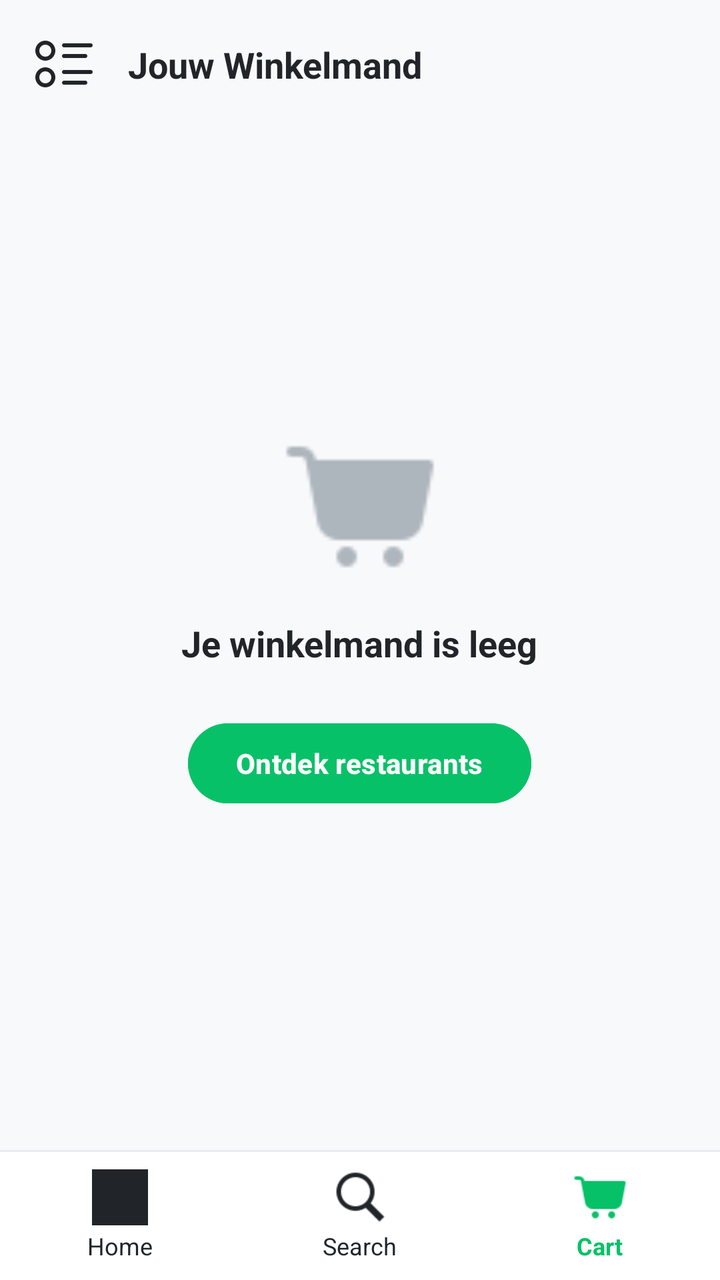
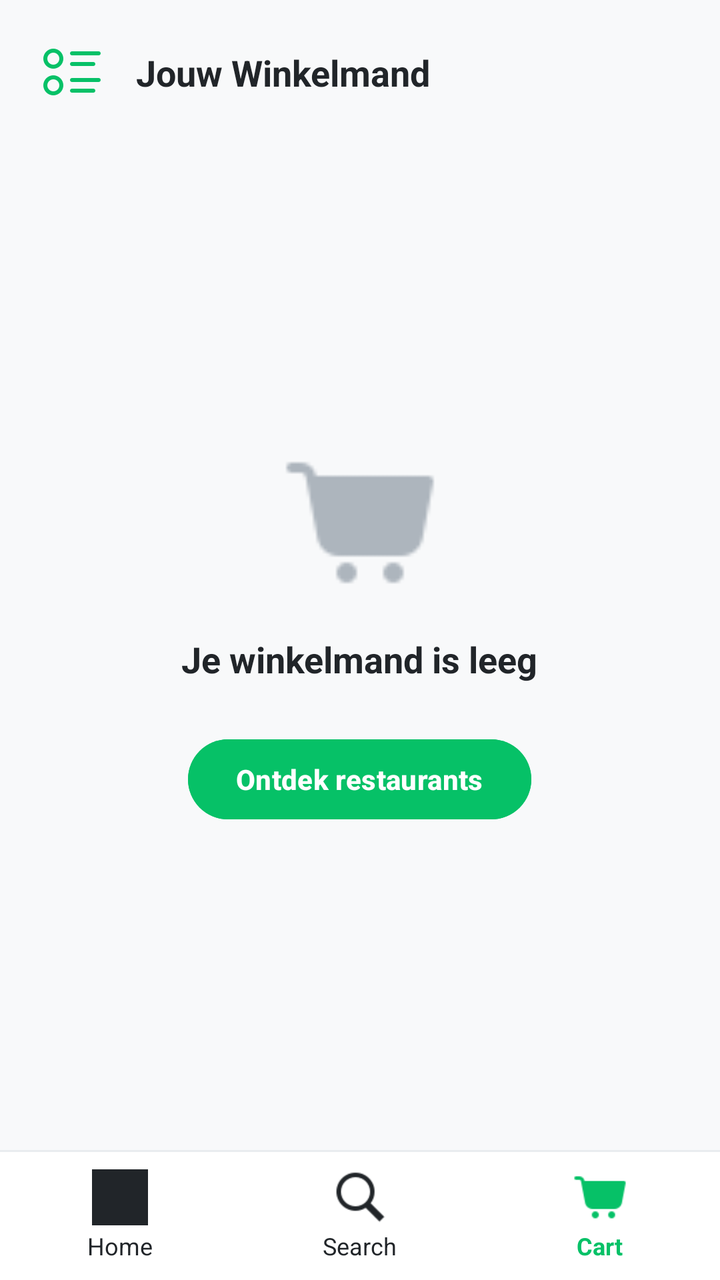

Before-and-after screenshots of an Android layout around one commit, followed by the original layout XML and the change that was made.
<!-- AndroidManifest.xml: application theme Theme.AndriodprojectBoberEats -->
<!-- res/layout/activity_main3.xml -->
<?xml version="1.0" encoding="utf-8"?>
<androidx.constraintlayout.widget.ConstraintLayout xmlns:android="http://schemas.android.com/apk/res/android"
    xmlns:app="http://schemas.android.com/apk/res-auto"
    xmlns:tools="http://schemas.android.com/tools"
    android:id="@+id/main"
    android:layout_width="match_parent"
    android:layout_height="match_parent"
    android:background="#F8F9FA"
    tools:context=".MainActivity3">

    <ImageView
        android:id="@+id/btnBackCart"
        android:layout_width="32dp"
        android:layout_height="32dp"
        android:layout_marginStart="16dp"
        android:layout_marginTop="16dp"
        android:contentDescription="Terug"
        app:layout_constraintStart_toStartOf="parent"
        app:layout_constraintTop_toTopOf="parent"
        app:srcCompat="@drawable/icons8_menu_96"
        app:tint="#212529" />

    <TextView
        android:id="@+id/tvCartTitle"
        android:layout_width="wrap_content"
        android:layout_height="wrap_content"
        android:layout_marginStart="16dp"
        android:text="Jouw Winkelmand"
        android:textColor="#212529"
        android:textSize="18sp"
        android:textStyle="bold"
        app:layout_constraintBottom_toBottomOf="@+id/btnBackCart"
        app:layout_constraintStart_toEndOf="@+id/btnBackCart"
        app:layout_constraintTop_toTopOf="@+id/btnBackCart" />

    
    <LinearLayout
        android:id="@+id/layoutEmptyCart"
        android:layout_width="0dp"
        android:layout_height="0dp"
        android:gravity="center"
        android:orientation="vertical"
        android:padding="32dp"
        android:visibility="visible"
        app:layout_constraintBottom_toTopOf="@+id/bottomNavDivider3"
        app:layout_constraintEnd_toEndOf="parent"
        app:layout_constraintStart_toStartOf="parent"
        app:layout_constraintTop_toBottomOf="@+id/tvCartTitle">

        <ImageView
            android:layout_width="80dp"
            android:layout_height="80dp"
            android:contentDescription="Lege winkelmand icoon"
            app:srcCompat="@drawable/icons8_cart_48"
            app:tint="#ADB5BD" />

        <TextView
            android:layout_width="wrap_content"
            android:layout_height="wrap_content"
            android:layout_marginTop="16dp"
            android:text="Je winkelmand is leeg"
            android:textColor="#212529"
            android:textSize="18sp"
            android:textStyle="bold" />

        <Button
            android:id="@+id/btnStartShopping"
            android:layout_width="wrap_content"
            android:layout_height="48dp"
            android:layout_marginTop="24dp"
            android:backgroundTint="#06C167"
            android:minHeight="48dp"
            android:text="Ontdek restaurants"
            android:textColor="#FFFFFF"
            android:textStyle="bold" />
    </LinearLayout>

    
    <LinearLayout
        android:id="@+id/layoutFilledCart"
        android:layout_width="0dp"
        android:layout_height="0dp"
        android:orientation="vertical"
        android:padding="16dp"
        android:visibility="gone"
        app:layout_constraintBottom_toTopOf="@+id/bottomNavDivider3"
        app:layout_constraintEnd_toEndOf="parent"
        app:layout_constraintStart_toStartOf="parent"
        app:layout_constraintTop_toBottomOf="@+id/tvCartTitle">

        <ScrollView
            android:layout_width="match_parent"
            android:layout_height="0dp"
            android:layout_weight="1">

            <LinearLayout
                android:id="@+id/cartItemsContainer"
                android:layout_width="match_parent"
                android:layout_height="wrap_content"
                android:orientation="vertical" />
        </ScrollView>

        <TextView
            android:id="@+id/tvTotalPrice"
            android:layout_width="match_parent"
            android:layout_height="wrap_content"
            android:layout_marginTop="16dp"
            android:text="Totaal: €0,00"
            android:textColor="#212529"
            android:textSize="18sp"
            android:textStyle="bold" />

        <Button
            android:id="@+id/btnCheckout"
            android:layout_width="match_parent"
            android:layout_height="48dp"
            android:layout_marginTop="12dp"
            android:backgroundTint="#06C167"
            android:minHeight="48dp"
            android:text="Bestellen"
            android:textColor="#FFFFFF"
            android:textStyle="bold" />

        <Button
            android:id="@+id/btnDeleteOrder"
            android:layout_width="match_parent"
            android:layout_height="48dp"
            android:layout_marginTop="8dp"
            android:backgroundTint="#DC3545"
            android:minHeight="48dp"
            android:text="Verwijder bestelling"
            android:textColor="#FFFFFF"
            android:textStyle="bold" />
    </LinearLayout>

    
    <View
        android:id="@+id/bottomNavBg3"
        android:layout_width="0dp"
        android:layout_height="64dp"
        android:background="#FFFFFF"
        app:layout_constraintBottom_toBottomOf="parent"
        app:layout_constraintEnd_toEndOf="parent"
        app:layout_constraintStart_toStartOf="parent" />

    <View
        android:id="@+id/bottomNavDivider3"
        android:layout_width="0dp"
        android:layout_height="1dp"
        android:background="#E9ECEF"
        app:layout_constraintBottom_toTopOf="@+id/bottomNavBg3"
        app:layout_constraintEnd_toEndOf="parent"
        app:layout_constraintStart_toStartOf="parent" />

    <LinearLayout
        android:id="@+id/btnNavHome3"
        android:layout_width="0dp"
        android:layout_height="0dp"
        android:gravity="center"
        android:orientation="vertical"
        app:layout_constraintBottom_toBottomOf="@+id/bottomNavBg3"
        app:layout_constraintEnd_toStartOf="@+id/btnNavSearch3"
        app:layout_constraintHorizontal_bias="0.5"
        app:layout_constraintStart_toStartOf="parent"
        app:layout_constraintTop_toTopOf="@+id/bottomNavBg3">

        <ImageView
            android:layout_width="28dp"
            android:layout_height="28dp"
            android:contentDescription="Home"
            app:srcCompat="@drawable/schermafbeelding_2026_09_29_114113"
            app:tint="#212529" />

        <TextView
            android:layout_width="wrap_content"
            android:layout_height="wrap_content"
            android:layout_marginTop="2dp"
            android:text="Home"
            android:textColor="#212529"
            android:textSize="12sp" />
    </LinearLayout>

    <LinearLayout
        android:id="@+id/btnNavSearch3"
        android:layout_width="0dp"
        android:layout_height="0dp"
        android:gravity="center"
        android:orientation="vertical"
        app:layout_constraintBottom_toBottomOf="@+id/bottomNavBg3"
        app:layout_constraintEnd_toStartOf="@+id/btnNavCart3"
        app:layout_constraintHorizontal_bias="0.5"
        app:layout_constraintStart_toEndOf="@+id/btnNavHome3"
        app:layout_constraintTop_toTopOf="@+id/bottomNavBg3">

        <ImageView
            android:layout_width="28dp"
            android:layout_height="28dp"
            android:contentDescription="Search"
            app:srcCompat="@drawable/icons8_search_50"
            app:tint="#212529" />

        <TextView
            android:layout_width="wrap_content"
            android:layout_height="wrap_content"
            android:layout_marginTop="2dp"
            android:text="Search"
            android:textColor="#212529"
            android:textSize="12sp" />
    </LinearLayout>

    <LinearLayout
        android:id="@+id/btnNavCart3"
        android:layout_width="0dp"
        android:layout_height="0dp"
        android:gravity="center"
        android:orientation="vertical"
        app:layout_constraintBottom_toBottomOf="@+id/bottomNavBg3"
        app:layout_constraintEnd_toEndOf="parent"
        app:layout_constraintHorizontal_bias="0.5"
        app:layout_constraintStart_toEndOf="@+id/btnNavSearch3"
        app:layout_constraintTop_toTopOf="@+id/bottomNavBg3">

        <ImageView
            android:layout_width="28dp"
            android:layout_height="28dp"
            android:contentDescription="Cart actief"
            app:srcCompat="@drawable/icons8_cart_48"
            app:tint="#06C167" />

        <TextView
            android:layout_width="wrap_content"
            android:layout_height="wrap_content"
            android:layout_marginTop="2dp"
            android:text="Cart"
            android:textColor="#06C167"
            android:textSize="12sp"
            android:textStyle="bold" />
    </LinearLayout>

</androidx.constraintlayout.widget.ConstraintLayout>
<!-- resources referenced by this layout -->
<resources>
  <!-- drawable icons8_cart_48: png bitmap (drawable, 568 bytes) -->
  <!-- drawable icons8_menu_96: png bitmap (drawable, 1027 bytes) -->
  <!-- drawable icons8_search_50: png bitmap (drawable, 949 bytes) -->
  <!-- drawable schermafbeelding_2026_09_29_114113: png bitmap (drawable, 20989 bytes) -->
  <style name="Theme.AndriodprojectBoberEats" parent="Base.Theme.AndriodprojectBoberEats" />
  <style name="Base.Theme.AndriodprojectBoberEats" parent="Theme.Material3.DayNight.NoActionBar">
          
          
      </style>
</resources>

<!-- the commit's change to res/layout/activity_main3.xml (unified diff, before → after) -->
@@ -10,21 +10,24 @@
 
     <ImageView
         android:id="@+id/btnBackCart"
-        android:layout_width="32dp"
-        android:layout_height="32dp"
-        android:layout_marginStart="16dp"
-        android:layout_marginTop="16dp"
-        android:contentDescription="Terug"
+        android:layout_width="48dp"
+        android:layout_height="48dp"
+        android:padding="8dp"
+        android:layout_marginStart="12dp"
+        android:layout_marginTop="12dp"
+        android:clickable="true"
+        android:focusable="true"
+        android:contentDescription="Menu"
         app:layout_constraintStart_toStartOf="parent"
         app:layout_constraintTop_toTopOf="parent"
         app:srcCompat="@drawable/icons8_menu_96"
-        app:tint="#212529" />
+        app:tint="#06C167" />
 
     <TextView
         android:id="@+id/tvCartTitle"
         android:layout_width="wrap_content"
         android:layout_height="wrap_content"
-        android:layout_marginStart="16dp"
+        android:layout_marginStart="8dp"
         android:text="Jouw Winkelmand"
         android:textColor="#212529"
         android:textSize="18sp"
@@ -45,7 +48,7 @@
         app:layout_constraintBottom_toTopOf="@+id/bottomNavDivider3"
         app:layout_constraintEnd_toEndOf="parent"
         app:layout_constraintStart_toStartOf="parent"
-        app:layout_constraintTop_toBottomOf="@+id/tvCartTitle">
+        app:layout_constraintTop_toBottomOf="@+id/btnBackCart">
 
         <ImageView
             android:layout_width="80dp"
@@ -86,7 +89,7 @@
         app:layout_constraintBottom_toTopOf="@+id/bottomNavDivider3"
         app:layout_constraintEnd_toEndOf="parent"
         app:layout_constraintStart_toStartOf="parent"
-        app:layout_constraintTop_toBottomOf="@+id/tvCartTitle">
+        app:layout_constraintTop_toBottomOf="@+id/btnBackCart">
 
         <ScrollView
             android:layout_width="match_parent"
@@ -135,6 +138,118 @@
 
     
     <View
+        android:id="@+id/viewOverlay"
+        android:layout_width="0dp"
+        android:layout_height="0dp"
+        android:background="#80000000"
+        android:elevation="8dp"
+        android:alpha="0"
+        android:visibility="gone"
+        app:layout_constraintBottom_toBottomOf="parent"
+        app:layout_constraintEnd_toEndOf="parent"
+        app:layout_constraintStart_toStartOf="parent"
+        app:layout_constraintTop_toTopOf="parent" />
+
+    
+    <LinearLayout
+        android:id="@+id/layoutSideMenu"
+        android:layout_width="280dp"
+        android:layout_height="0dp"
+        android:background="#FFFFFF"
+        android:elevation="10dp"
+        android:orientation="vertical"
+        android:translationX="-300dp"
+        android:visibility="gone"
+        app:layout_constraintBottom_toBottomOf="parent"
+        app:layout_constraintStart_toStartOf="parent"
+        app:layout_constraintTop_toTopOf="parent">
+
+        <LinearLayout
+            android:layout_width="match_parent"
+            android:layout_height="140dp"
+            android:background="#06C167"
+            android:gravity="bottom"
+            android:orientation="vertical"
+            android:padding="16dp">
+
+            <TextView
+                android:layout_width="wrap_content"
+                android:layout_height="wrap_content"
+                android:text="Bober Eats"
+                android:textColor="#FFFFFF"
+                android:textSize="22sp"
+                android:textStyle="bold" />
+
+            <TextView
+                android:layout_width="wrap_content"
+                android:layout_height="wrap_content"
+                android:layout_marginTop="4dp"
+                android:text="Menu Opties"
+                android:textColor="#E9ECEF"
+                android:textSize="14sp" />
+        </LinearLayout>
+
+        <TextView
+            android:id="@+id/menuLogin"
+            android:layout_width="match_parent"
+            android:layout_height="wrap_content"
+            android:background="?android:attr/selectableItemBackground"
+            android:clickable="true"
+            android:focusable="true"
+            android:padding="20dp"
+            android:text="Inloggen"
+            android:textColor="#212529"
+            android:textSize="16sp"
+            android:textStyle="bold" />
+
+        <View android:layout_width="match_parent" android:layout_height="1dp" android:background="#F1F3F5" />
+
+        <TextView
+            android:id="@+id/menuAccount"
+            android:layout_width="match_parent"
+            android:layout_height="wrap_content"
+            android:background="?android:attr/selectableItemBackground"
+            android:clickable="true"
+            android:focusable="true"
+            android:padding="20dp"
+            android:text="Account aanmaken"
+            android:textColor="#212529"
+            android:textSize="16sp"
+            android:textStyle="bold" />
+
+        <View android:layout_width="match_parent" android:layout_height="1dp" android:background="#F1F3F5" />
+
+        <TextView
+            android:id="@+id/menuBoberPas"
+            android:layout_width="match_parent"
+            android:layout_height="wrap_content"
+            android:background="?android:attr/selectableItemBackground"
+            android:clickable="true"
+            android:focusable="true"
+            android:padding="20dp"
+            android:text="Bober pas"
+            android:textColor="#212529"
+            android:textSize="16sp"
+            android:textStyle="bold" />
+
+        <View android:layout_width="match_parent" android:layout_height="1dp" android:background="#F1F3F5" />
+
+        <TextView
+            android:id="@+id/menuLogout"
+            android:layout_width="match_parent"
+            android:layout_height="wrap_content"
+            android:background="?android:attr/selectableItemBackground"
+            android:clickable="true"
+            android:focusable="true"
+            android:padding="20dp"
+            android:text="Uitloggen"
+            android:textColor="#DC3545"
+            android:textSize="16sp"
+            android:textStyle="bold" />
+    </LinearLayout>
+
+    
+    <View
         android:id="@+id/bottomNavBg3"
         android:layout_width="0dp"
         android:layout_height="64dp"
